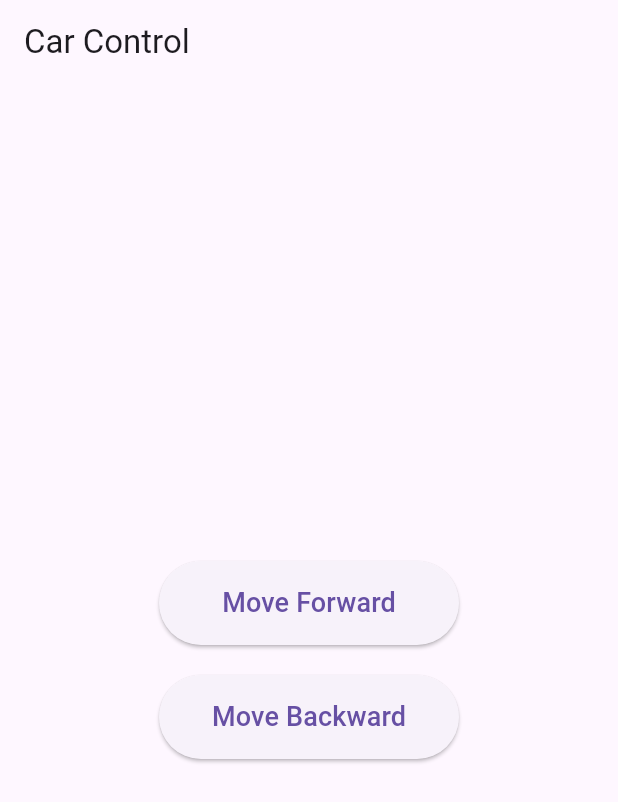
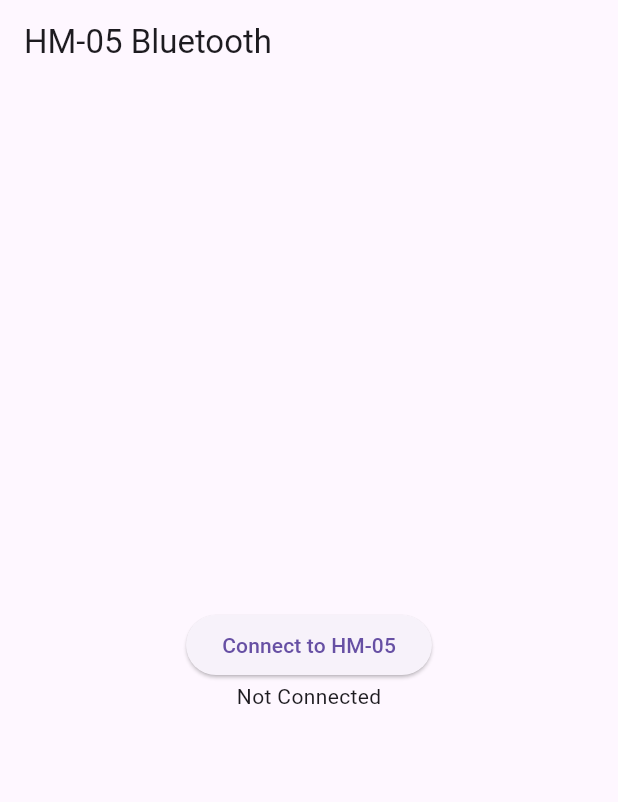
Before and after one commit to CEITRobotic/Hardware._Folklift, a Flutter app: the screen it shows after launch, on a phone screen of 412 x 824 dp. Shown: the top 802 px of the screen. Run offline on Flutter 3.47's test engine with Material 3 defaults, Android fonts, the phone set to English and light mode, and no system bars; our stand-ins replace flutter_bluetooth_serial, permission_handler.

Commit message:
[Modify] edit main for connect bluetooth

```diff
--- a/app/lib/main.dart
+++ b/app/lib/main.dart
@@ -1,4 +1,7 @@
 import 'package:flutter/material.dart';
+import 'package:flutter_bluetooth_serial/flutter_bluetooth_serial.dart';
+import 'package:permission_handler/permission_handler.dart';
+import 'dart:typed_data';
 
 void main() {
   runApp(MyApp());
@@ -8,70 +11,89 @@ class MyApp extends StatelessWidget {
   @override
   Widget build(BuildContext context) {
     return MaterialApp(
-      home: CarControlScreen(),
+      home: BluetoothPage(),
     );
   }
 }
 
-class CarControlScreen extends StatefulWidget {
+class BluetoothPage extends StatefulWidget {
   @override
-  _CarControlScreenState createState() => _CarControlScreenState();
+  _BluetoothPageState createState() => _BluetoothPageState();
 }
 
-class _CarControlScreenState extends State<CarControlScreen> {
-  // Example method to simulate car control
-  void moveCar(String direction) {
-    print("Car moving $direction");
-    // Add the logic to control the car based on the direction
+class _BluetoothPageState extends State<BluetoothPage> {
+  BluetoothConnection? connection;
+  bool isConnected = false;
+  BluetoothDevice? _device;
+  final FlutterBluetoothSerial bluetooth = FlutterBluetoothSerial.instance;
+
+  @override
+  void initState() {
+    super.initState();
+    requestBluetoothPermissions(); // Request Bluetooth permissions
+  }
+
+  // Request Bluetooth permissions
+  Future<void> requestBluetoothPermissions() async {
+    await Permission.bluetooth.request();
+    await Permission.bluetoothScan.request();
+    await Permission.bluetoothConnect.request();
+    await Permission.location.request();
+  }
+
+  // Scan and connect to the Bluetooth device
+  void connectToHM05() async {
+    // Find paired devices
+    final List<BluetoothDevice> devices = await bluetooth.getBondedDevices();
+
+    BluetoothDevice? hm05 = devices.firstWhere(
+      (d) => d.name == "HC-05" || d.name == "HM-05",
+      orElse: () => devices.first,
+    );
+
+    // Connect to the HM-05 device
+    BluetoothConnection.toAddress(hm05.address).then((conn) {
+      setState(() {
+        connection = conn;
+        isConnected = true;
+      });
+      print('Connected to: ${hm05.address}');
+    }).catchError((e) {
+      print("Cannot connect to Bluetooth device: $e");
+    });
+  }
+
+  // Send data to the connected HM-05
+  void sendData(String data) {
+    if (connection != null && connection!.isConnected) {
+      connection!.output.add(Uint8List.fromList(data.codeUnits));
+    }
+  }
+
+  @override
+  void dispose() {
+    connection?.dispose();
+    super.dispose();
   }
 
   @override
   Widget build(BuildContext context) {
     return Scaffold(
-      appBar: AppBar(
-        title: Text('Car Control'),
-      ),
+      appBar: AppBar(title: Text("HM-05 Bluetooth")),
       body: Center(
         child: Column(
           mainAxisAlignment: MainAxisAlignment.center,
           children: [
-            // Forward button
-            Container(
-              width: 200, // Forces the button to be horizontal
-              child: ElevatedButton(
-                onPressed: () {
-                  moveCar("Forward");
-                },
-                child: Text(
-                  'Move Forward',
-                  style: TextStyle(fontSize: 18),
-                ),
-                style: ButtonStyle(
-                  padding: MaterialStateProperty.all(
-                    EdgeInsets.symmetric(vertical: 15),
-                  ),
-                ),
+            ElevatedButton(
+              onPressed: connectToHM05,
+              child: Text('Connect to HM-05'),
+            ),
+            if (isConnected)
+              ElevatedButton(
+                onPressed: () => sendData("Hello Arduino\n"),
+                child: Text('Send Data'),
               ),
-            ),
-            SizedBox(height: 20), // Space between buttons
-            // Backward button
-            Container(
-              width: 200, // Forces the button to be horizontal
-              child: ElevatedButton(
-                onPressed: () {
-                  moveCar("Backward");
-                },
-                child: Text(
-                  'Move Backward',
-                  style: TextStyle(fontSize: 18),
-                ),
-                style: ButtonStyle(
-                  padding: MaterialStateProperty.all(
-                    EdgeInsets.symmetric(vertical: 15),
-                  ),
-                ),
-              ),
-            ),
+            if (!isConnected) Text("Not Connected"),
           ],
         ),
       ),
```
